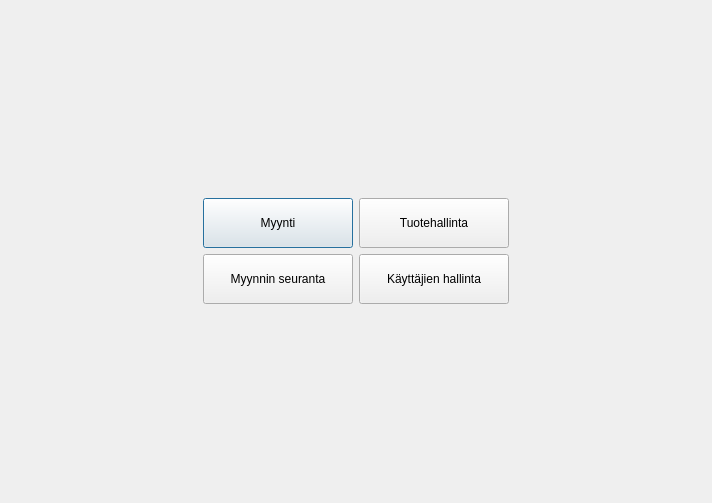
Qt form ui/mainmenu/mainmenu.ui (t3vato00/projekti1) before a commit.
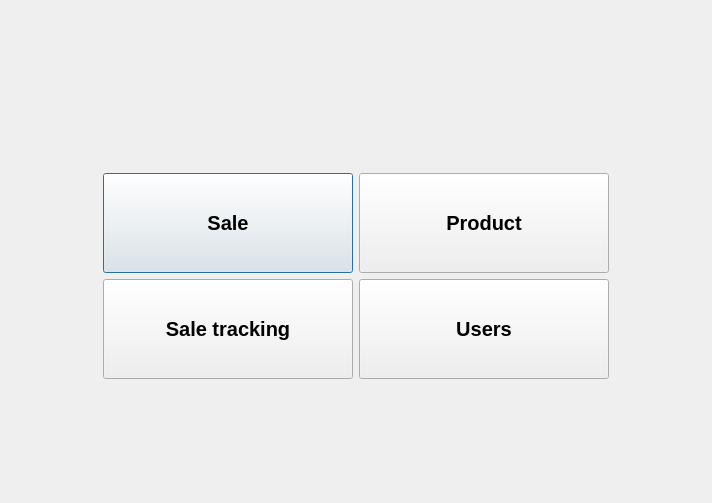
The same form after that commit.

What changed in the file:
```diff
--- a/ui/mainmenu/mainmenu.ui
+++ b/ui/mainmenu/mainmenu.ui
@@ -47,8 +47,8 @@
        </property>
        <property name="minimumSize">
         <size>
-         <width>150</width>
-         <height>50</height>
+         <width>250</width>
+         <height>100</height>
         </size>
        </property>
        <property name="maximumSize">
@@ -57,8 +57,18 @@
          <height>50</height>
         </size>
        </property>
+       <property name="font">
+        <font>
+         <pointsize>15</pointsize>
+         <weight>75</weight>
+         <italic>false</italic>
+         <bold>true</bold>
+         <strikeout>false</strikeout>
+         <kerning>true</kerning>
+        </font>
+       </property>
        <property name="text">
-        <string>Myynti</string>
+        <string>Sale</string>
        </property>
        <attribute name="buttonGroup">
         <string notr="true">buttonGroup</string>
@@ -69,8 +79,8 @@
       <widget class="QPushButton" name="pushButton_product">
        <property name="minimumSize">
         <size>
-         <width>150</width>
-         <height>50</height>
+         <width>250</width>
+         <height>100</height>
         </size>
        </property>
        <property name="maximumSize">
@@ -79,8 +89,18 @@
          <height>50</height>
         </size>
        </property>
+       <property name="font">
+        <font>
+         <pointsize>15</pointsize>
+         <weight>75</weight>
+         <italic>false</italic>
+         <bold>true</bold>
+         <strikeout>false</strikeout>
+         <kerning>true</kerning>
+        </font>
+       </property>
        <property name="text">
-        <string>Tuotehallinta</string>
+        <string>Product</string>
        </property>
        <attribute name="buttonGroup">
         <string notr="true">buttonGroup</string>
@@ -91,8 +111,8 @@
       <widget class="QPushButton" name="pushButton_salestrack">
        <property name="minimumSize">
         <size>
-         <width>150</width>
-         <height>50</height>
+         <width>250</width>
+         <height>100</height>
         </size>
        </property>
        <property name="maximumSize">
@@ -101,8 +121,18 @@
          <height>50</height>
         </size>
        </property>
+       <property name="font">
+        <font>
+         <pointsize>15</pointsize>
+         <weight>75</weight>
+         <italic>false</italic>
+         <bold>true</bold>
+         <strikeout>false</strikeout>
+         <kerning>true</kerning>
+        </font>
+       </property>
        <property name="text">
-        <string>Myynnin seuranta</string>
+        <string>Sale tracking</string>
        </property>
        <attribute name="buttonGroup">
         <string notr="true">buttonGroup</string>
@@ -113,8 +143,8 @@
       <widget class="QPushButton" name="pushButton_kt_hallinta">
        <property name="minimumSize">
         <size>
-         <width>150</width>
-         <height>50</height>
+         <width>250</width>
+         <height>100</height>
         </size>
        </property>
        <property name="maximumSize">
@@ -123,8 +153,18 @@
          <height>50</height>
         </size>
        </property>
+       <property name="font">
+        <font>
+         <pointsize>15</pointsize>
+         <weight>75</weight>
+         <italic>false</italic>
+         <bold>true</bold>
+         <strikeout>false</strikeout>
+         <kerning>true</kerning>
+        </font>
+       </property>
        <property name="text">
-        <string>Käyttäjien hallinta</string>
+        <string>Users</string>
        </property>
        <attribute name="buttonGroup">
         <string notr="true">buttonGroup</string>
```
